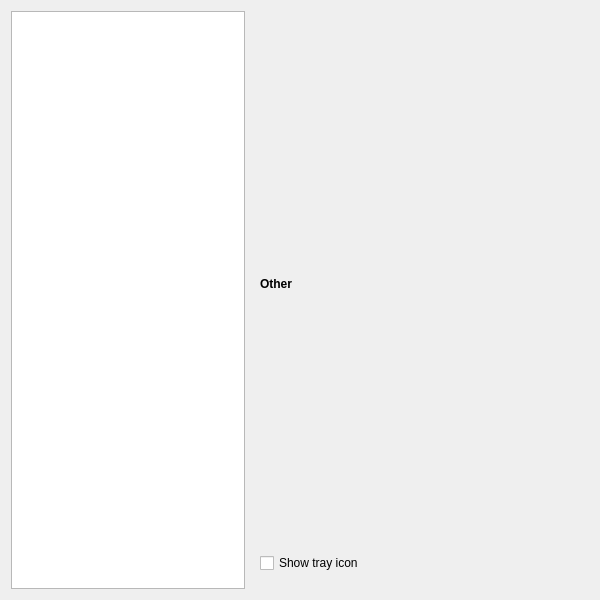
OtterBrowser/otter-browser, file src/ui/preferences/PreferencesAdvancedPageWidget.ui: the form before one commit.
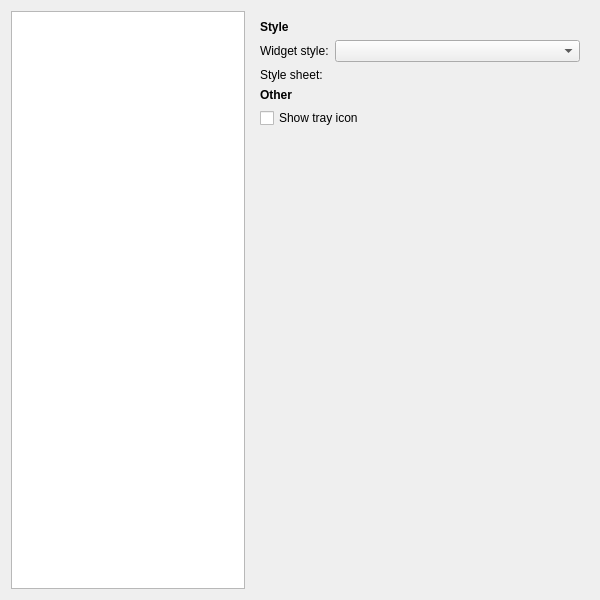
The form after the commit. The open tabs and pages were chosen to show the change. Custom widgets are drawn as their Qt base class.

Commit message: Allow to override default widget style and set custom style sheet

```diff
--- a/src/ui/preferences/PreferencesAdvancedPageWidget.ui
+++ b/src/ui/preferences/PreferencesAdvancedPageWidget.ui
@@ -198,9 +198,52 @@
       </layout>
      </widget>
      <widget class="QWidget" name="appearancePage">
-      <layout class="QVBoxLayout" name="appearanceLayout">
+      <layout class="QVBoxLayout" name="appearanceLayout" stretch="0,0,0,0,1">
        <item>
-        <widget class="QLabel" name="otherGeneralHeader">
+        <widget class="QLabel" name="appearranceStyleHader">
+         <property name="font">
+          <font>
+           <weight>75</weight>
+           <bold>true</bold>
+          </font>
+         </property>
+         <property name="text">
+          <string>Style</string>
+         </property>
+        </widget>
+       </item>
+       <item>
+        <layout class="QFormLayout" name="appearranceStyleLayout">
+         <item row="0" column="0">
+          <widget class="QLabel" name="appearranceWidgetStyleLabel">
+           <property name="text">
+            <string>Widget style:</string>
+           </property>
+           <property name="buddy">
+            <cstring>appearranceWidgetStyleComboBox</cstring>
+           </property>
+          </widget>
+         </item>
+         <item row="1" column="0">
+          <widget class="QLabel" name="appearranceStyleSheetLabel">
+           <property name="text">
+            <string>Style sheet:</string>
+           </property>
+           <property name="buddy">
+            <cstring>appearranceStyleSheetFilePathWidget</cstring>
+           </property>
+          </widget>
+         </item>
+         <item row="1" column="1">
+          <widget class="Otter::FilePathWidget" name="appearranceStyleSheetFilePathWidget" native="true"/>
+         </item>
+         <item row="0" column="1">
+          <widget class="QComboBox" name="appearranceWidgetStyleComboBox"/>
+         </item>
+        </layout>
+       </item>
+       <item>
+        <widget class="QLabel" name="appearranceOtherHeader">
          <property name="font">
           <font>
            <weight>75</weight>
```
Left out of the diff: 10 changed lines with no effect on the pictures. The commit also changes 3 other files.
